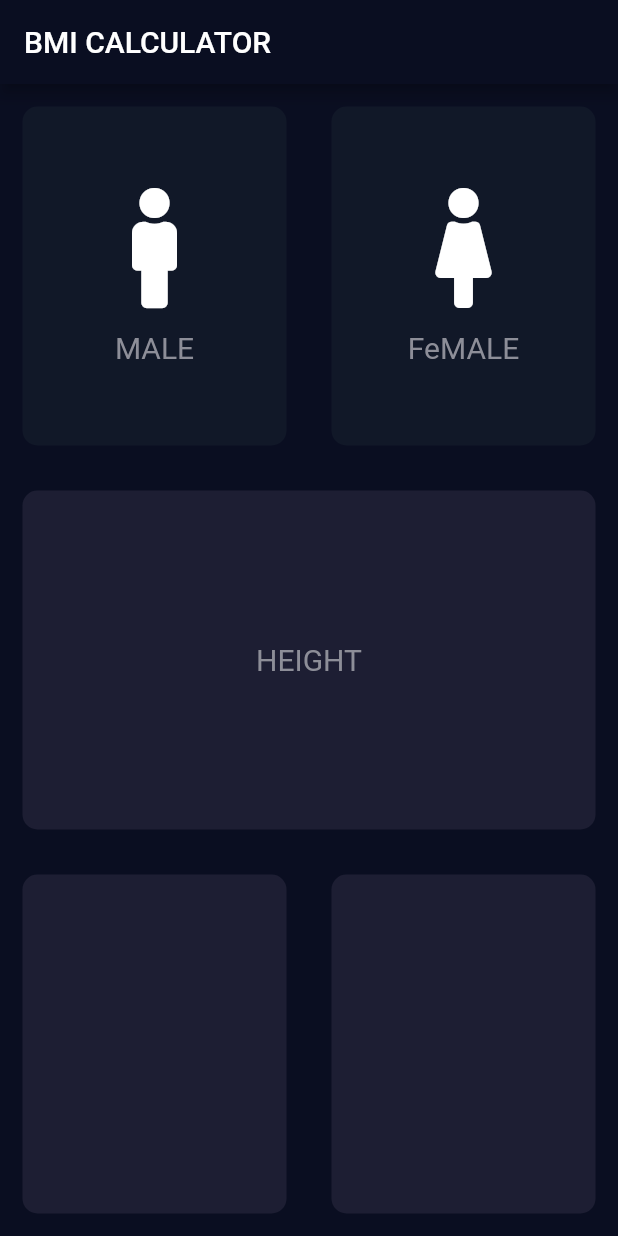
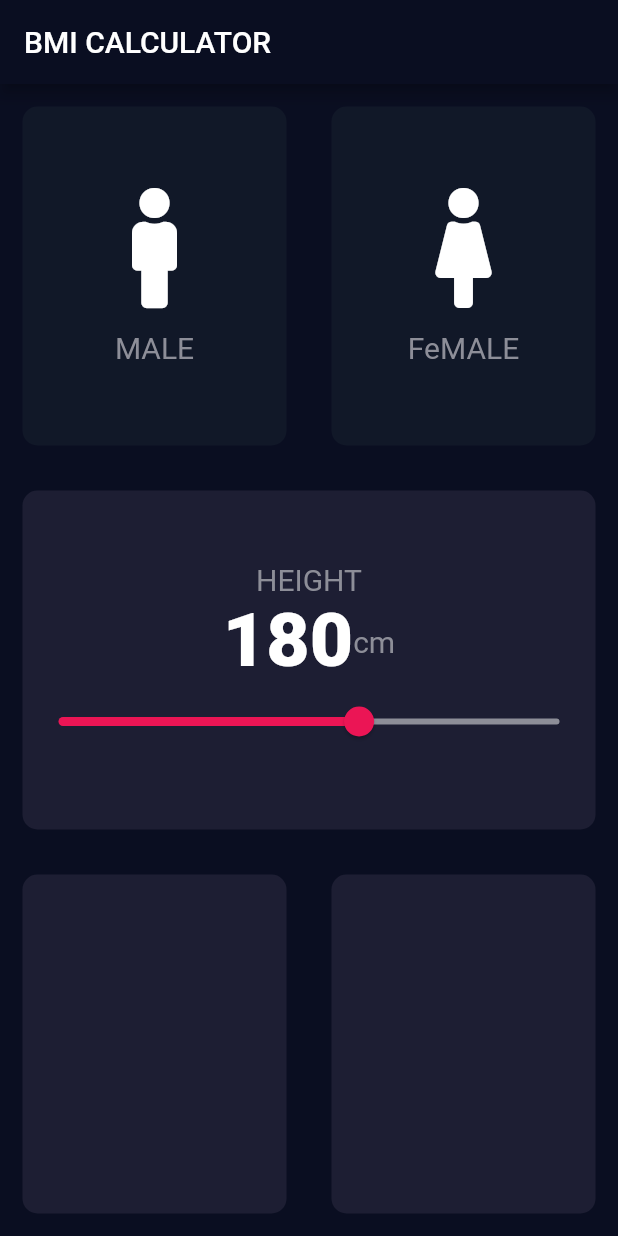
Before and after one commit to I-am-Zain/bmi_calculator_flutter, a Flutter app: the screen it shows after launch, on a phone screen of 412 x 824 dp. Run offline on Flutter 3.47's test engine with Material 2 defaults, Android fonts, the phone set to English and light mode, and no system bars; our stand-ins replace font_awesome_flutter.

Commit message:
lecture 65 part11 DONE! (slider in flutter app)

```diff
--- a/lib/constantFile.dart
+++ b/lib/constantFile.dart
@@ -4,3 +4,4 @@ const activeColor = Color(0xFF1D1E33);
 const deActiveColor = Color(0xFF111828);
 
 const kLabelStyle = TextStyle(fontSize: 20.0, color: Color(0xff8d8e98));
+const kNumTextStyle = TextStyle(fontSize: 50.0, fontWeight: FontWeight.w900);
--- a/lib/inputPage.dart
+++ b/lib/inputPage.dart
@@ -19,6 +19,9 @@ class InputPage extends StatefulWidget {
 
 class _InputPageState extends State<InputPage> {
   Gender selectedGender;
+  int sliderHeight = 180;
+  int sliderWeight = 60;
+  int sliderAge = 20;
   @override
   Widget build(BuildContext context) {
     return Scaffold(
@@ -76,6 +79,33 @@ class _InputPageState extends State<InputPage> {
                     'HEIGHT',
                     style: kLabelStyle,
                   ),
+                  Row(
+                    mainAxisAlignment: MainAxisAlignment.center,
+                    children: [
+                      Text(
+                        sliderHeight.toString(),
+                        style: kNumTextStyle,
+                      ),
+                      Text(
+                        'cm',
+                        style: kLabelStyle,
+                      )
+                    ],
+                  ),
+                  Slider(
+                    value: sliderHeight.toDouble(),
+                    min: 120.0,
+                    max: 220.0,
+                    activeColor: Color(0xFFEB1555),
+                    inactiveColor: Color(0xFF8D8E98),
+                    onChanged: (double newValue) {
+                      setState(
+                        () {
+                          sliderHeight = newValue.round();
+                        },
+                      );
+                    },
+                  )
                 ],
               ),
             ),
```
